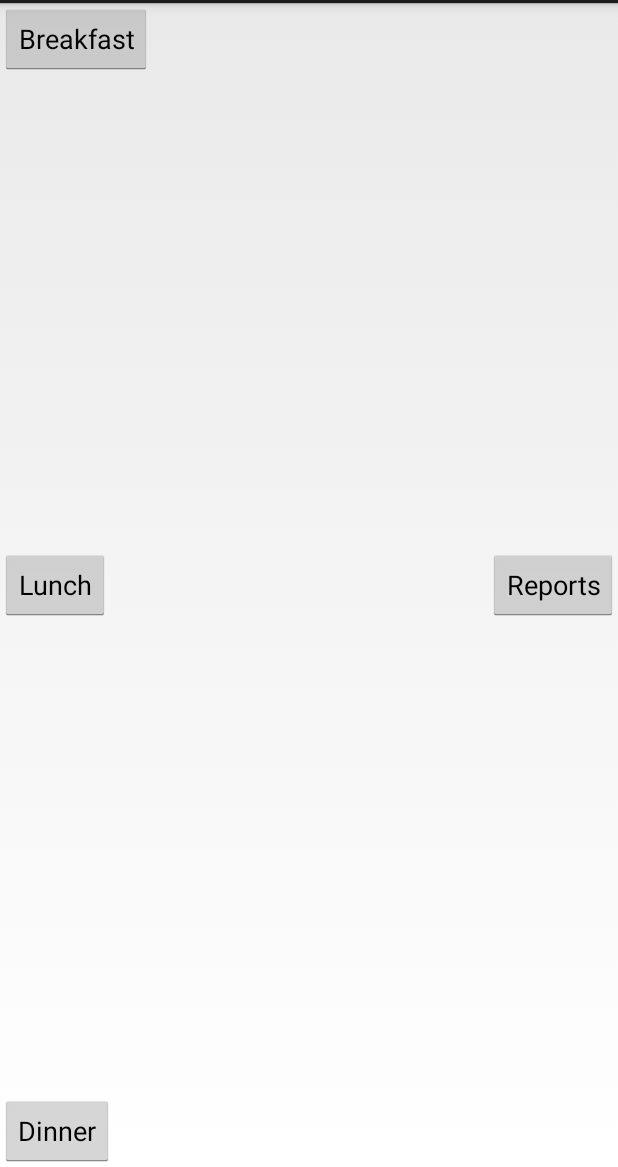
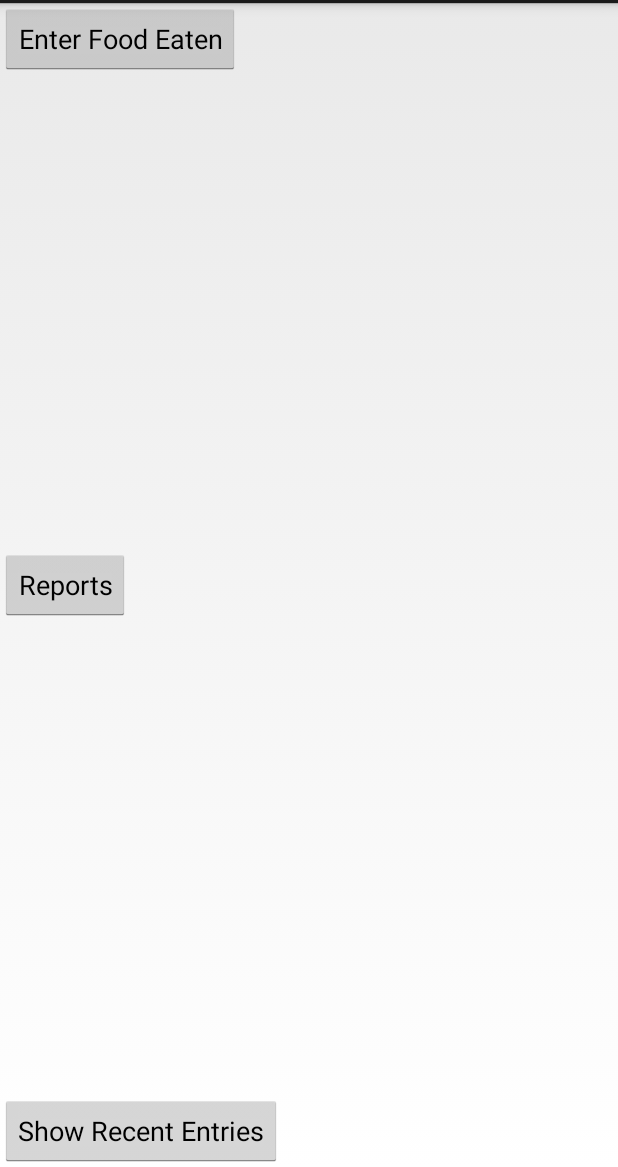
Before and after one commit to xiaoqin2012/nutrition1, an Android app: the NutritionTracker screen opened directly, with no data from a screen before it, on a phone screen of 412 x 824 dp, the part 69-1236 px from its top. Run offline under Robolectric (Android 15) with nearby library versions, the light colour scheme and no system bars.

Commit message:
NutritionInformationDisplay now returns to the ShoppingEntry or FoodEntry screen depending on who provided the data when the "Enter More Data" button is pressed.

```diff
--- a/NutritionTracker/NutritionTracker/app/src/main/java/net/tigerparents/nut/FoodEntry.java
+++ b/NutritionTracker/NutritionTracker/app/src/main/java/net/tigerparents/nut/FoodEntry.java
@@ -41,6 +41,8 @@ public class FoodEntry extends Activity {
         UIUtils.HideKeyboard(this, food_tv);
         intent.putExtra(FOOD_NAME, food_tv.getText().toString());
         intent.putExtra(WEIGHT_IN_OUNCES, picker.getValue());
+        intent.putExtra(NutritionInformationDisplay.ENTRY_FROM,
+                NutritionInformationDisplay.FOOD_ENTRY);
         startActivity(intent);
     }
 
--- a/NutritionTracker/NutritionTracker/app/src/main/java/net/tigerparents/nut/ShoppingEntry.java
+++ b/NutritionTracker/NutritionTracker/app/src/main/java/net/tigerparents/nut/ShoppingEntry.java
@@ -60,6 +60,8 @@ public class ShoppingEntry extends Activity {
         UIUtils.HideKeyboard(this, food_tv);
         intent.putExtra(FoodEntry.FOOD_NAME, food_tv.getText().toString());
         intent.putExtra(FoodEntry.WEIGHT_IN_OUNCES, weight_in_ounces);
+        intent.putExtra(NutritionInformationDisplay.ENTRY_FROM,
+                NutritionInformationDisplay.SHOPPING_ENTRY);
         startActivity(intent);
     }
 
--- a/NutritionTracker/NutritionTracker/app/src/main/res/layout/activity_nutrition_tracker.xml
+++ b/NutritionTracker/NutritionTracker/app/src/main/res/layout/activity_nutrition_tracker.xml
@@ -11,29 +11,23 @@
         android:layout_width="wrap_content"
         android:layout_height="wrap_content"
         android:layout_gravity="left|top"
-        android:onClick="onBreakfastButton"
-        android:text="Breakfast" />
-
-    <Button
-        android:id="@+id/lunch_button"
-        android:layout_width="wrap_content"
-        android:layout_height="wrap_content"
-        android:layout_gravity="left|center_vertical"
-        android:text="Lunch" />
-
-    <Button
-        android:id="@+id/dinner_button"
-        android:layout_width="wrap_content"
-        android:layout_height="wrap_content"
-        android:layout_gravity="left|bottom"
-        android:text="Dinner" />
+        android:onClick="onEnterFoodEaten"
+        android:text="Enter Food Eaten" />
 
     <Button
         android:id="@+id/showReports"
         android:layout_width="wrap_content"
         android:layout_height="wrap_content"
-        android:layout_gravity="right|center_vertical"
+        android:layout_gravity="left|center_vertical"
         android:onClick="showReports"
         android:text="Reports" />
 
+    <Button
+        android:id="@+id/button"
+        android:layout_width="wrap_content"
+        android:layout_height="wrap_content"
+        android:layout_gravity="left|bottom"
+        android:onClick="onShowRecentEntries"
+        android:text="Show Recent Entries" />
+
 </FrameLayout>
```
Also changed, not shown: NutritionTracker/NutritionTracker/app/src/main/java/net/tigerparents/nut/NutritionInformationDisplay.java (+16 -1 lines), NutritionTracker/NutritionTracker/app/src/main/java/net/tigerparents/nut/NutritionTracker.java (+6 -1 lines).
